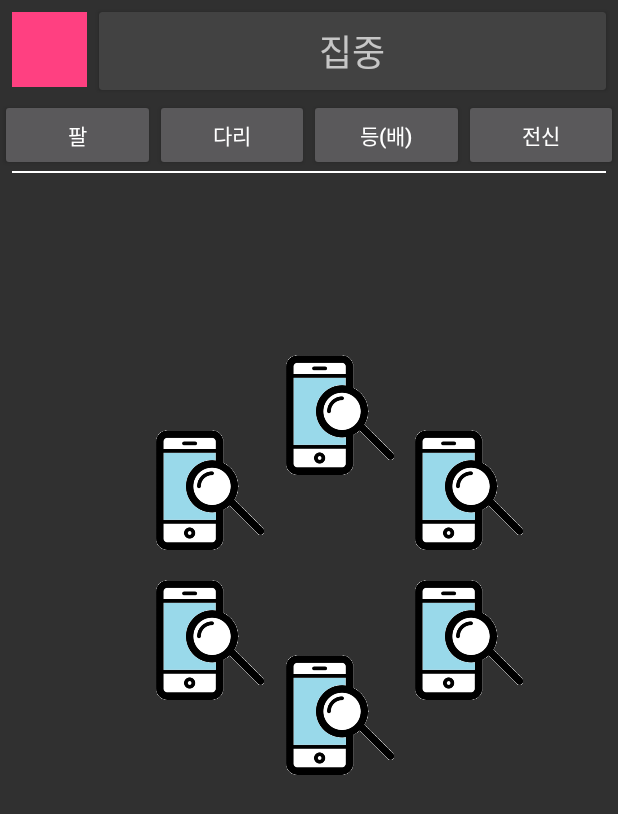
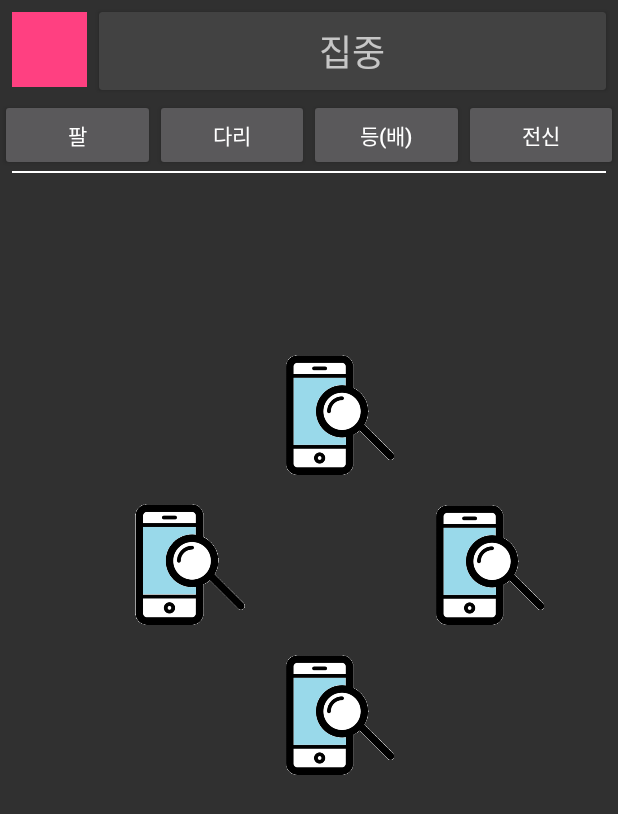
Before and after one commit to Mellbrown/MVP_project, an Android app: the fragment FRG7_Focus placed in its activity, after a tap on "전신", on a phone screen of 412 x 824 dp. Shown: the top 814 px of the screen. Run offline under Robolectric (Android 15) with nearby library versions, the phone set to English and light mode, and no system bars; our stand-ins replace Firebase (no records; nobody signed in at launch, a user with empty details on screens opened directly); libraries missing offline, so code that uses them is left out: org.eazegraph.lib; 3 statements that could not run were skipped.

Commit message:
1. 전체적인 수정

```diff
--- a/app/build.gradle
+++ b/app/build.gradle
@@ -38,6 +38,7 @@ dependencies {
 
     compile 'com.github.blackfizz:eazegraph:1.2.2@aar'
     compile 'com.nineoldandroids:library:2.4.0'
+    compile 'com.github.bumptech.glide.glide:3.7.0'
 }
 
 
--- a/app/src/main/java/com/techwork/kjc/mvp_project/fragment/FRG1_Splash.java
+++ b/app/src/main/java/com/techwork/kjc/mvp_project/fragment/FRG1_Splash.java
@@ -8,6 +8,7 @@ import android.view.LayoutInflater;
 import android.view.View;
 import android.view.ViewGroup;
 import android.widget.Button;
+import android.widget.ImageView;
 
 import com.techwork.kjc.mvp_project.R;
 
@@ -24,6 +25,7 @@ public class FRG1_Splash extends Fragment implements View.OnClickListener {
     public enum REQUEST_LINK{ SIGNUP, SIGNIN }
     public Requester requester;
 
+
     @Nullable
     @Override
     public View onCreateView(LayoutInflater inflater, @Nullable ViewGroup container, Bundle savedInstanceState) {
@@ -34,6 +36,9 @@ public class FRG1_Splash extends Fragment implements View.OnClickListener {
 
         linkSignup.setOnClickListener(this);
         linkSignin.setOnClickListener(this);
+
+
+
 
         return viewLayout;
     }
--- a/app/src/main/java/com/techwork/kjc/mvp_project/fragment/FRG7_Focus.java
+++ b/app/src/main/java/com/techwork/kjc/mvp_project/fragment/FRG7_Focus.java
@@ -78,8 +78,8 @@ public class FRG7_Focus extends Fragment implements View.OnClickListener {
         itemes.get(P_LEG).add(new SelectItem(R.drawable.app_icon,null));
         itemes.get(P_LEG).add(new SelectItem(R.drawable.app_icon,null));
         itemes.get(P_LEG).add(new SelectItem(R.drawable.app_icon,null));
-        itemes.get(P_LEG).add(new SelectItem(R.drawable.app_icon,null));
 
+        itemes.get(P_BACK).add(new SelectItem(R.drawable.app_icon,null));
         itemes.get(P_BACK).add(new SelectItem(R.drawable.app_icon,null));
         itemes.get(P_BACK).add(new SelectItem(R.drawable.app_icon,null));
         itemes.get(P_BACK).add(new SelectItem(R.drawable.app_icon,null));
@@ -89,8 +89,7 @@ public class FRG7_Focus extends Fragment implements View.OnClickListener {
         itemes.get(P_All_BODY).add(new SelectItem(R.drawable.app_icon,null));
         itemes.get(P_All_BODY).add(new SelectItem(R.drawable.app_icon,null));
         itemes.get(P_All_BODY).add(new SelectItem(R.drawable.app_icon,null));
-        itemes.get(P_All_BODY).add(new SelectItem(R.drawable.app_icon,null));
-        itemes.get(P_All_BODY).add(new SelectItem(R.drawable.app_icon,null));
+
 
         SetPage(itemes.get(P_ARM));
 
--- a/app/src/main/java/com/techwork/kjc/mvp_project/fragment/FRG8_Graph.java
+++ b/app/src/main/java/com/techwork/kjc/mvp_project/fragment/FRG8_Graph.java
@@ -10,6 +10,7 @@ import android.view.ViewGroup;
 import android.widget.FrameLayout;
 
 import com.techwork.kjc.mvp_project.R;
+import com.techwork.kjc.mvp_project.subview.CusSelDateView;
 
 import org.eazegraph.lib.charts.BarChart;
 import org.eazegraph.lib.models.BarModel;
@@ -17,7 +18,6 @@ import org.eazegraph.lib.models.BarModel;
 public class FRG8_Graph extends Fragment {
     private View viewLayout;
     private FrameLayout act8_date;
-    private FrameLayout act8_graph;
     public Requester requester;
     BarChart mBarChart;
 
@@ -26,13 +26,26 @@ public class FRG8_Graph extends Fragment {
     public View onCreateView(@NonNull LayoutInflater inflater, @Nullable ViewGroup container, @Nullable Bundle savedInstanceState) {
         viewLayout = inflater.inflate(R.layout.act8_focus_graph, container,false);
 
+        act8_date = viewLayout.findViewById(R.id.act8_date);
+
         mBarChart = viewLayout.findViewById(R.id.barchart);
+
+        CusSelDateView selectDate = new CusSelDateView(getContext(), new CusSelDateView.SimpleDate(), new CusSelDateView.OnChangedDateListener() {
+            @Override
+            public void onChangedDate(CusSelDateView.SimpleDate date) {
+
+            ;
+            }
+        });
+        act8_date.addView(selectDate, -1, -1);
 
         GraphSet(2, 2, 0xFF123456);
         GraphSet(3, 5, 0xFF123456);
         GraphSet(1, 6, 0xFF123456);
         GraphSet(7,3, 0xFF123456); // 그래프 추가 함수 만들어놓음 하나 추가 될때마다 색깔바뀌는건 알고리즘 고민좀 해주세요
-        // addGraph(그날에 맞는 운동횟수(그래프 수), 강도, 횟수 );
+        // addGraph(그날에 맞는 운동횟수(그래프 수), 강도, 횟수 )
+
+
 
 
         mBarChart.startAnimation();
--- a/app/src/main/java/com/techwork/kjc/mvp_project/subview/CusSelDateView.java
+++ b/app/src/main/java/com/techwork/kjc/mvp_project/subview/CusSelDateView.java
@@ -113,7 +113,7 @@ public class CusSelDateView extends FrameLayout implements View.OnClickListener
     }
 
     public static class SimpleDate implements Comparable<SimpleDate> {
-        int year, month, date;
+        public int year, month, date;
 
         public SimpleDate(){
             Calendar calendar = Calendar.getInstance();
--- a/app/src/main/res/layout/act7_focus.xml
+++ b/app/src/main/res/layout/act7_focus.xml
@@ -112,4 +112,13 @@
             app:srcCompat="@android:color/background_light" />
     </android.support.constraint.ConstraintLayout>
 
+    <LinearLayout
+        android:layout_width="match_parent"
+        android:layout_height="match_parent"
+        android:layout_marginTop="120dp">
+
+
+
+    </LinearLayout>
+
 </android.support.constraint.ConstraintLayout>
```
Also changed, not shown: app/src/main/java/com/techwork/kjc/mvp_project/fragment/FRG8_History.java (+9 -0 lines), app/src/main/res/layout/act1_splash.xml (+4 -4 lines), app/src/main/res/drawable/first.png (added), app/src/main/res/drawable/fource.png (added), app/src/main/res/drawable/second.png (added), app/src/main/res/drawable/third.png (added).
